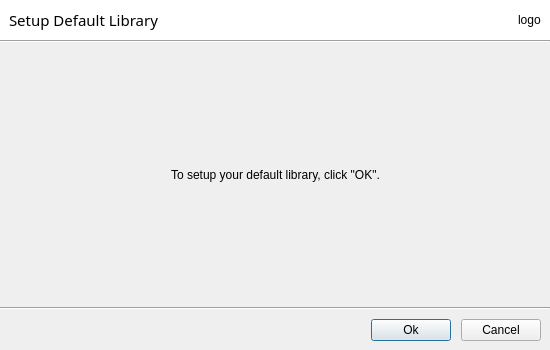
Old version of the form ui/init-vdrive-dialog.ui in the repository haiwen/seafile-client.
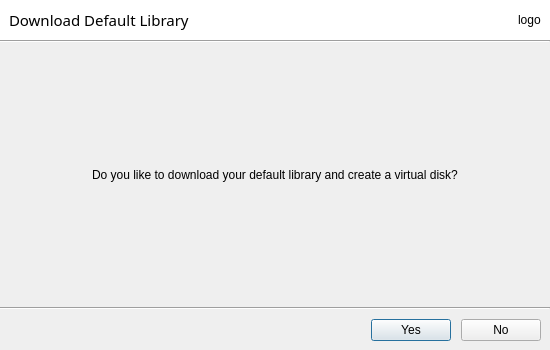
New version of the form.

Commit message: only download the default library for new users

The edit to the form file:
```diff
--- a/ui/init-vdrive-dialog.ui
+++ b/ui/init-vdrive-dialog.ui
@@ -43,7 +43,7 @@
          <string notr="true"/>
         </property>
         <property name="text">
-         <string>Setup Default Library</string>
+         <string>Download Default Library</string>
         </property>
        </widget>
       </item>
@@ -108,7 +108,7 @@
      <item>
       <widget class="QLabel" name="mStatusText">
        <property name="text">
-        <string>To setup your default library, click &quot;OK&quot;.</string>
+        <string>Do you like to download your default library and create a virtual disk?</string>
        </property>
       </widget>
      </item>
@@ -171,14 +171,14 @@
      <item>
       <widget class="QPushButton" name="mOkBtn">
        <property name="text">
-        <string>Ok</string>
+        <string>Yes</string>
        </property>
       </widget>
      </item>
      <item>
       <widget class="QPushButton" name="mCancelBtn">
        <property name="text">
-        <string>Cancel</string>
+        <string>No</string>
        </property>
       </widget>
      </item>
```
Left out of the diff: 10 changed lines with no effect on the pictures. The commit also changes 8 other files.
